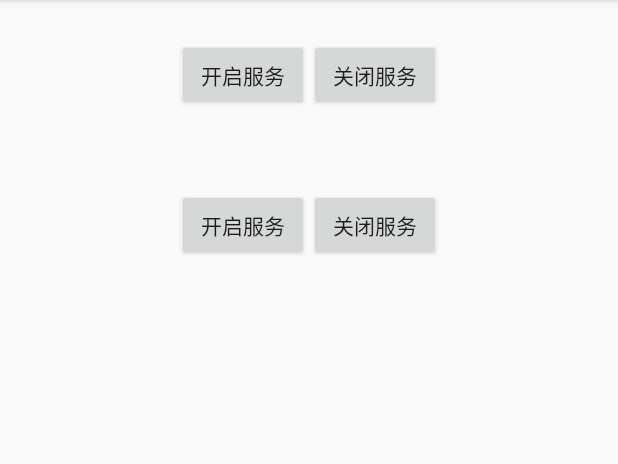
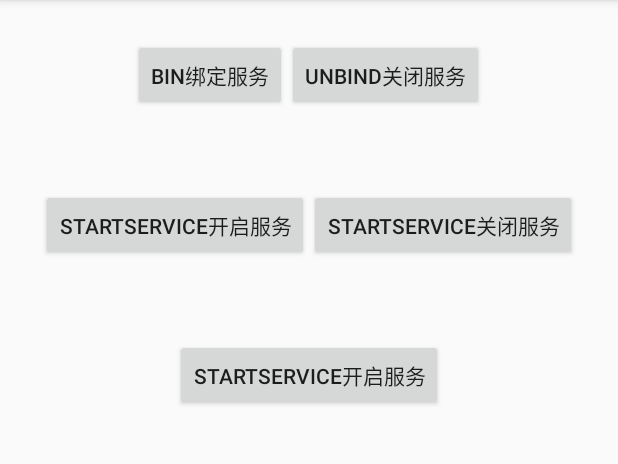
Before and after one commit to CodeLpea/PracticceOfAndorid, an Android app: the screen it shows after launch (MainActivity), on a phone screen of 412 x 824 dp, the part 84-548 px from its top. Run offline under Robolectric (Android 15) with nearby library versions, the light colour scheme and no system bars.

Commit message:
增加IntentService

```diff
--- a/Number1/app/src/main/java/com/example/administrator/servieceandbroadcast/uils/ConfigKey.java
+++ b/Number1/app/src/main/java/com/example/administrator/servieceandbroadcast/uils/ConfigKey.java
@@ -6,4 +6,9 @@ package com.example.administrator.servieceandbroadcast.uils;
 public class ConfigKey {
     public static final int TIME_THRAED_1=10000;
     public static final int TIME_THRAED_2=TIME_THRAED_1+1;
+
+    public static final String INTENT_KEY1="KEY";
+    public static final String INTENT_KEY2=INTENT_KEY1+1;
+
+
 }
--- a/Number1/app/src/main/res/layout/activity_main.xml
+++ b/Number1/app/src/main/res/layout/activity_main.xml
@@ -22,14 +22,14 @@
                 android:id="@+id/btn_open_service"
                 android:layout_width="wrap_content"
                 android:layout_height="wrap_content"
-                android:text="开启服务"
+                android:text="bin绑定服务"
                 />
             <!-- 关闭服务的按钮-->
             <Button
                 android:id="@+id/btn_close_service"
                 android:layout_width="wrap_content"
                 android:layout_height="wrap_content"
-                android:text="关闭服务"
+                android:text="unbind关闭服务"
                 />
         </LinearLayout>
         <!-- 再来一个水平方向的LinearLayout-->
@@ -43,15 +43,30 @@
                 android:id="@+id/btn_Service_Commond_1"
                 android:layout_width="wrap_content"
                 android:layout_height="wrap_content"
-                android:text="开启服务"
+                android:text="startService开启服务"
                 />
             <!-- 关闭服务的按钮-->
             <Button
                 android:id="@+id/btn_Service_Commond_2"
                 android:layout_width="wrap_content"
                 android:layout_height="wrap_content"
-                android:text="关闭服务"
+                android:text="startService关闭服务"
                 />
+        </LinearLayout>
+        <!-- 再来一个水平方向的LinearLayout-->
+        <LinearLayout
+            android:layout_width="match_parent"
+            android:layout_height="100dp"
+            android:gravity="center"
+            android:orientation="horizontal">
+            <!-- 开启服务的按钮-->
+            <Button
+                android:id="@+id/btn_to_intentService"
+                android:layout_width="wrap_content"
+                android:layout_height="wrap_content"
+                android:text="startService开启服务"
+                />
+
         </LinearLayout>
 
 
```
Also changed, not shown: Number1/app/src/main/AndroidManifest.xml (+7 -1 lines), Number1/app/src/main/java/com/example/administrator/servieceandbroadcast/IntentServiceActivity.java (added, +51 -0 lines), Number1/app/src/main/java/com/example/administrator/servieceandbroadcast/MainActivity.java (+28 -10 lines), Number1/app/src/main/java/com/example/administrator/servieceandbroadcast/Service/MyIntentService.java (added, +44 -0 lines), Number1/app/src/main/java/com/example/administrator/servieceandbroadcast/Service/MyService.java (+11 -3 lines), Number1/app/src/main/res/layout/activity_intent_service.xml (added, +32 -0 lines).
